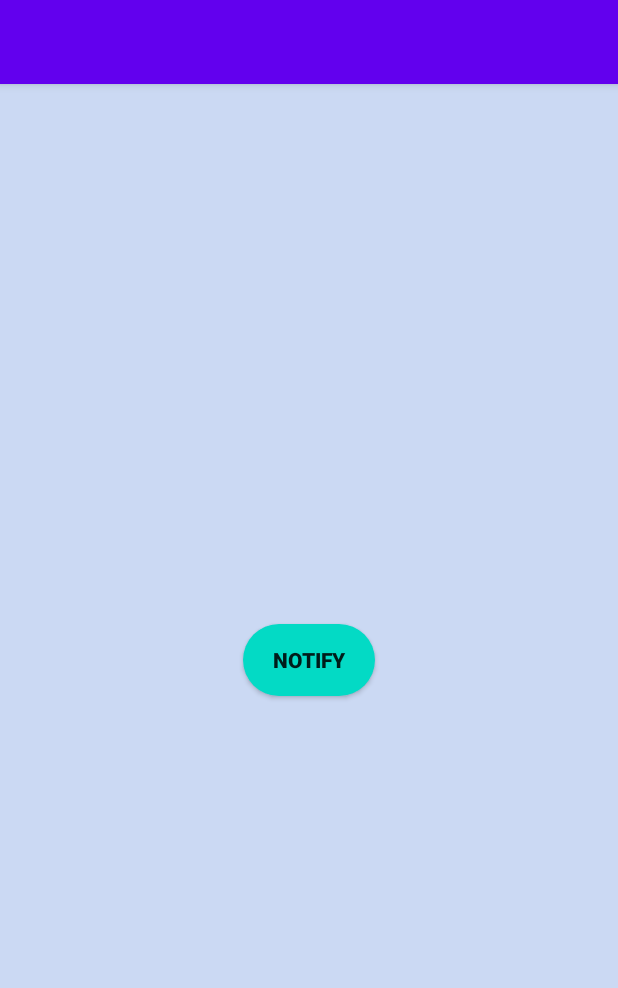
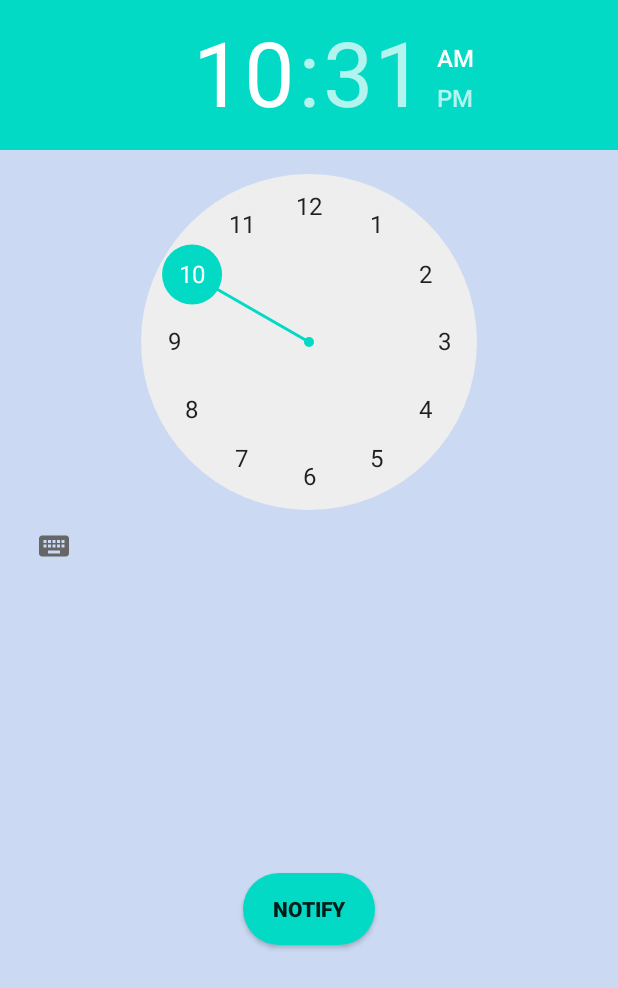
Before and after one commit to masssimeliano/NotificationsDemo, an Android app: the screen it shows after launch (MainActivity), after a tap on "NOTIFY", on a phone screen of 412 x 824 dp. Shown: the top 988 px of the screen. Run offline under Robolectric (Android 15) with nearby library versions, the phone set to English and light mode, and no system bars.

Commit message:
Added : - TimePicker - Service For Waiting On Time - Removed ActionBar TODO : Commits & Logs

```diff
--- a/app/build.gradle
+++ b/app/build.gradle
@@ -5,7 +5,7 @@ android {
 
     defaultConfig {
         applicationId "com.example.notificationsdemo"
-        minSdkVersion 14
+        minSdkVersion 23
         targetSdkVersion 29
         versionCode 1
         versionName "1.0"
--- a/app/src/main/java/com/example/notificationsdemo/MainActivity.java
+++ b/app/src/main/java/com/example/notificationsdemo/MainActivity.java
@@ -1,28 +1,21 @@
 package com.example.notificationsdemo;
 
 import androidx.appcompat.app.AppCompatActivity;
-import androidx.core.app.NotificationCompat;
 
-import android.app.NotificationChannel;
-import android.app.NotificationManager;
-import android.app.PendingIntent;
-import android.content.Context;
 import android.content.Intent;
-import android.graphics.Bitmap;
-import android.graphics.BitmapFactory;
-import android.os.Build;
 import android.os.Bundle;
 import android.util.Log;
 import android.view.View;
 import android.widget.Button;
+import android.widget.TimePicker;
+import android.widget.Toast;
+
 
 public class MainActivity extends AppCompatActivity {
 
     private Button mBNotify;
 
-    private NotificationManager notificationManager;
-    private static final int NOTIFY_ID = 1;
-    private static final String CHANNEL_ID = "CHANNEL_ID";
+    private TimePicker mTimePicker;
 
     @Override
     protected void onCreate(Bundle savedInstanceState) {
@@ -30,45 +23,27 @@ public class MainActivity extends AppCompatActivity {
         setContentView(R.layout.activity_main);
 
         mBNotify = (Button) findViewById(R.id.mBNotify);
-
-        notificationManager = (NotificationManager) getSystemService(Context.NOTIFICATION_SERVICE);
+        mTimePicker = (TimePicker) findViewById(R.id.mTimePicker);
 
         mBNotify.setOnClickListener(new View.OnClickListener() {
             @Override
             public void onClick(View v) {
-                Intent intent = new Intent(getApplicationContext(), MainActivity.class);
-                intent.addFlags(Intent.FLAG_ACTIVITY_CLEAR_TASK | Intent.FLAG_ACTIVITY_NEW_TASK);
-
-                PendingIntent pendingIntent = PendingIntent.getActivity(MainActivity.this, 0, intent, PendingIntent.FLAG_UPDATE_CURRENT);
-
-                BitmapFactory.Options options = new BitmapFactory.Options();
-                Bitmap bitmap = BitmapFactory.decodeResource(getResources(), R.mipmap.ic_launcher_round, options);
-
-                NotificationCompat.Builder notificationBuilder = new NotificationCompat.Builder(getApplicationContext(), CHANNEL_ID)
-                        .setSmallIcon(R.mipmap.ic_launcher_round)
-                        .setLargeIcon(bitmap)
-                        .setContentTitle("Title")
-                        .setContentText("Text")
-                        .setContentIntent(pendingIntent)
-                        .setAutoCancel(true)
-                        .setWhen(System.currentTimeMillis())
-                        .setPriority(NotificationCompat.PRIORITY_MAX);
-
-                createChannelIfNeeded(notificationManager);
-
-                notificationManager.notify(NOTIFY_ID, notificationBuilder.build());
+                Intent serviceIntent = new Intent(MainActivity.this, MyService.class);
+                serviceIntent.putExtra("Time", getTimeFromTimePicker());
+                startService(serviceIntent);
             }
         });
     }
 
-    private void createChannelIfNeeded(NotificationManager notificationManager) {
-        if (Build.VERSION.SDK_INT >= Build.VERSION_CODES.O) {
-            NotificationChannel notificationChannel = new NotificationChannel(CHANNEL_ID, CHANNEL_ID, NotificationManager.IMPORTANCE_DEFAULT);
-            notificationManager.createNotificationChannel(notificationChannel);
+    private long getTimeFromTimePicker() {
+        int minute_timePicker = mTimePicker.getMinute();
+        int hour_timePicker = mTimePicker.getHour();
+        int time_timePicker = hour_timePicker*60 + minute_timePicker;
 
-            Log.d("NotificationChannel", "Successfully Created NotificationChannel");
-        }
-        else
-            Log.d("NotificationChannel", "Build Version Is Too Low For NotificationChannel");
+        Toast.makeText(MainActivity.this, "Notification Set On " + hour_timePicker + ":" + minute_timePicker, Toast.LENGTH_LONG).show();
+
+        Log.d("TimePicker", "Notification Set On " + hour_timePicker + ":" + minute_timePicker);
+
+        return time_timePicker;
     }
 }
--- a/app/src/main/res/layout/activity_main.xml
+++ b/app/src/main/res/layout/activity_main.xml
@@ -19,5 +19,13 @@
         app:layout_constraintEnd_toEndOf="parent"
         app:layout_constraintHorizontal_bias="0.5"
         app:layout_constraintStart_toStartOf="parent"
+        app:layout_constraintTop_toBottomOf="@+id/mTimePicker" />
+
+    <TimePicker
+        android:id="@+id/mTimePicker"
+        android:layout_width="wrap_content"
+        android:layout_height="wrap_content"
+        app:layout_constraintEnd_toEndOf="parent"
+        app:layout_constraintStart_toStartOf="parent"
         app:layout_constraintTop_toTopOf="parent" />
 </androidx.constraintlayout.widget.ConstraintLayout>
--- a/app/src/main/res/values/styles.xml
+++ b/app/src/main/res/values/styles.xml
@@ -5,6 +5,10 @@
         <item name="colorPrimary">@color/colorPrimary</item>
         <item name="colorPrimaryDark">@color/colorPrimaryDark</item>
         <item name="colorAccent">@color/colorAccent</item>
+
+        <!-- No ActionBar -->
+        <item name="windowNoTitle">true</item>
+        <item name="windowActionBar">false</item>
     </style>
 
 </resources>
```
Also changed, not shown: app/src/main/AndroidManifest.xml (+10 -2 lines), app/src/main/java/com/example/notificationsdemo/MyService.java (added, +105 -0 lines), app/src/main/res/raw/screenshot_mainactivty.jpg (deleted).
